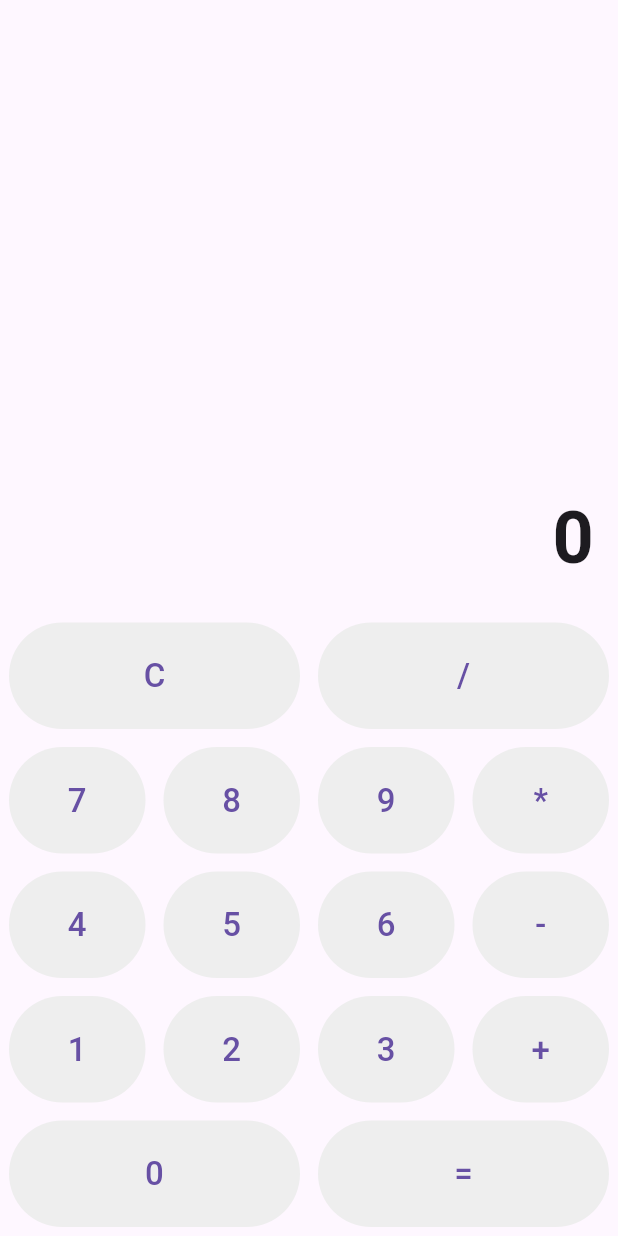
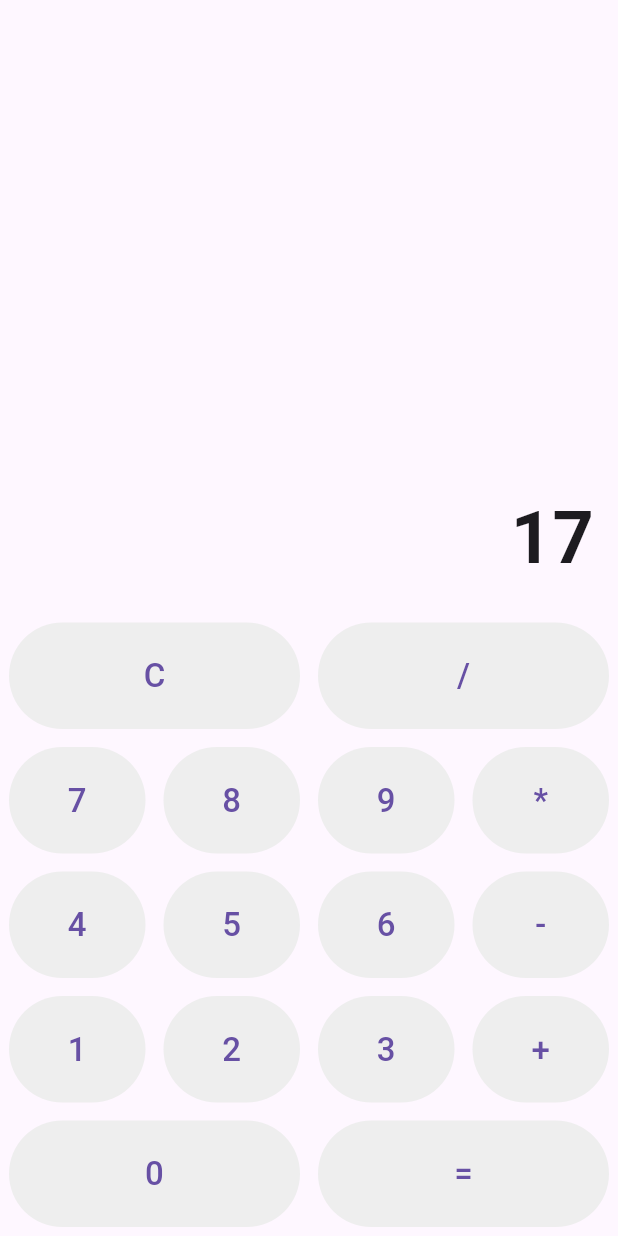
Before and after one commit to brockeh8/hw1, a Flutter app: the screen it shows after launch, after a tap on an icon or button, on a phone screen of 412 x 824 dp. Run offline on Flutter 3.47's test engine with Material 3 defaults, Android fonts, the phone set to English and light mode, and no system bars.

```diff
--- a/lib/main.dart
+++ b/lib/main.dart
@@ -17,8 +17,22 @@ class CalculatorScreen extends StatefulWidget {
 
 class _CalculatorScreenState extends State<CalculatorScreen> {
   String display = '0';
+  bool waitingForSecond = false; // used next step
 
-  // simple button factory
+  // helpers for clean layout
+  VoidCallback onDigit(String d) => () => tapDigit(d);
+
+  void tapDigit(String d) {
+    setState(() {
+      if (waitingForSecond) {
+        display = d;
+        waitingForSecond = false;
+        return;
+      }
+      display = display == '0' ? d : display + d;
+    });
+  }
+
   Widget btn(String t, VoidCallback onPressed) => Padding(
         padding: const EdgeInsets.all(6),
         child: TextButton(
@@ -34,7 +48,6 @@ class _CalculatorScreenState extends State<CalculatorScreen> {
       body: SafeArea(
         child: Column(
           children: [
-            // display
             Expanded(
               child: Container(
                 alignment: Alignment.bottomRight,
@@ -42,29 +55,27 @@ class _CalculatorScreenState extends State<CalculatorScreen> {
                 child: Text(display, style: const TextStyle(fontSize: 48, fontWeight: FontWeight.bold)),
               ),
             ),
-
-            // rows (handlers empty for now)
             Row(children: [Expanded(child: btn('C', () {})), Expanded(child: btn('/', () {}))]),
             Row(children: [
-              Expanded(child: btn('7', () {})),
-              Expanded(child: btn('8', () {})),
-              Expanded(child: btn('9', () {})),
+              Expanded(child: btn('7', onDigit('7'))),
+              Expanded(child: btn('8', onDigit('8'))),
+              Expanded(child: btn('9', onDigit('9'))),
               Expanded(child: btn('*', () {})),
             ]),
             Row(children: [
-              Expanded(child: btn('4', () {})),
-              Expanded(child: btn('5', () {})),
-              Expanded(child: btn('6', () {})),
+              Expanded(child: btn('4', onDigit('4'))),
+              Expanded(child: btn('5', onDigit('5'))),
+              Expanded(child: btn('6', onDigit('6'))),
               Expanded(child: btn('-', () {})),
             ]),
             Row(children: [
-              Expanded(child: btn('1', () {})),
-              Expanded(child: btn('2', () {})),
-              Expanded(child: btn('3', () {})),
+              Expanded(child: btn('1', onDigit('1'))),
+              Expanded(child: btn('2', onDigit('2'))),
+              Expanded(child: btn('3', onDigit('3'))),
               Expanded(child: btn('+', () {})),
             ]),
             Row(children: [
-              Expanded(child: btn('0', () {})),
+              Expanded(child: btn('0', onDigit('0'))),
               Expanded(child: btn('=', () {})),
             ]),
           ],
```
Also changed, not shown: 1 other file.
